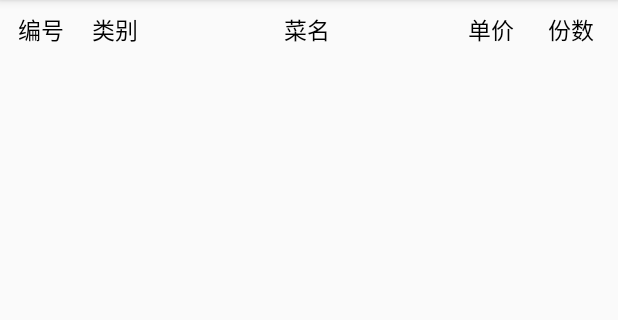
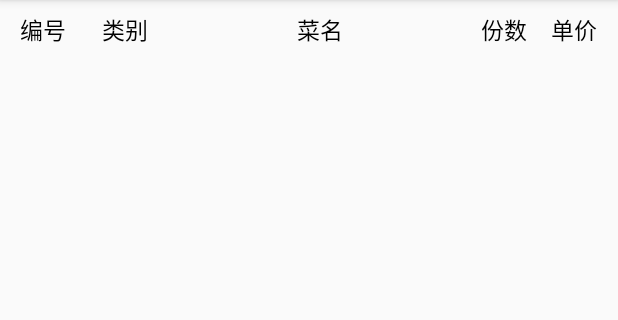
Before and after one commit to C6H5-NO2/EAxT, an Android app: the layout listitem.xml on its own in the app's theme, with its tools: preview values and no code run, on a phone screen of 412 x 824 dp, the part 84-404 px from its top. Run offline under Robolectric (Android 15) with nearby library versions, the phone set to English and light mode, and no system bars.

Commit message:
Changes according to instructions
Changes according to instructions

```diff
--- a/app/build.gradle
+++ b/app/build.gradle
@@ -8,8 +8,8 @@ android {
         applicationId "org.szesmaker.ordermeal"
         minSdkVersion 14
         targetSdkVersion 24
-        versionCode 7
-        versionName "0.2.4"
+        versionCode 5
+        versionName "0.2.2"
     }
     buildTypes {
         release {
--- a/app/src/main/java/org/szesmaker/ordermeal/ProhibitedList.java
+++ b/app/src/main/java/org/szesmaker/ordermeal/ProhibitedList.java
@@ -1,6 +1,7 @@
 package org.szesmaker.ordermeal;
 import android.app.*;
 import android.content.*;
+import android.graphics.Color;
 import android.os.*;
 import android.widget.*;
 import java.util.*;
--- a/app/src/main/res/layout/listitem.xml
+++ b/app/src/main/res/layout/listitem.xml
@@ -8,16 +8,9 @@
 
     <TextView
         android:layout_height="40dp"
-        android:text=""
-        android:layout_width="0dp"
-        android:layout_weight="5"
-        />
-
-    <TextView
-        android:layout_height="40dp"
         android:text="编号"
         android:layout_width="0dp"
-        android:layout_weight="40"
+        android:layout_weight="55"
         android:id="@+id/bh"
         android:textSize="15sp"
         android:gravity="center"
@@ -39,8 +32,19 @@
         android:layout_height="40dp"
         android:text="菜名"
         android:layout_width="0dp"
-        android:layout_weight="180"
+        android:layout_weight="200"
         android:id="@+id/cm"
+        android:textSize="15sp"
+        android:gravity="center"
+        android:textColor="#000000"
+        />
+
+    <TextView
+        android:layout_height="40dp"
+        android:text="份数"
+        android:layout_width="0dp"
+        android:layout_weight="35"
+        android:id="@+id/fs"
         android:textSize="15sp"
         android:gravity="center"
         android:textColor="#000000"
@@ -50,22 +54,11 @@
         android:layout_height="40dp"
         android:text="单价"
         android:layout_width="0dp"
-        android:layout_weight="40"
+        android:layout_weight="55"
         android:id="@+id/dj"
         android:textSize="15sp"
         android:gravity="center"
         android:textColor="#000000"
         />
 
-    <TextView
-        android:layout_height="40dp"
-        android:text="份数"
-        android:layout_width="0dp"
-        android:layout_weight="55"
-        android:id="@+id/fs"
-        android:textSize="15sp"
-        android:gravity="center"
-        android:textColor="#000000"
-        />
-
 </LinearLayout>
```
Also changed, not shown: app/src/main/java/org/szesmaker/ordermeal/AllowedList.java (+10 -33 lines).
